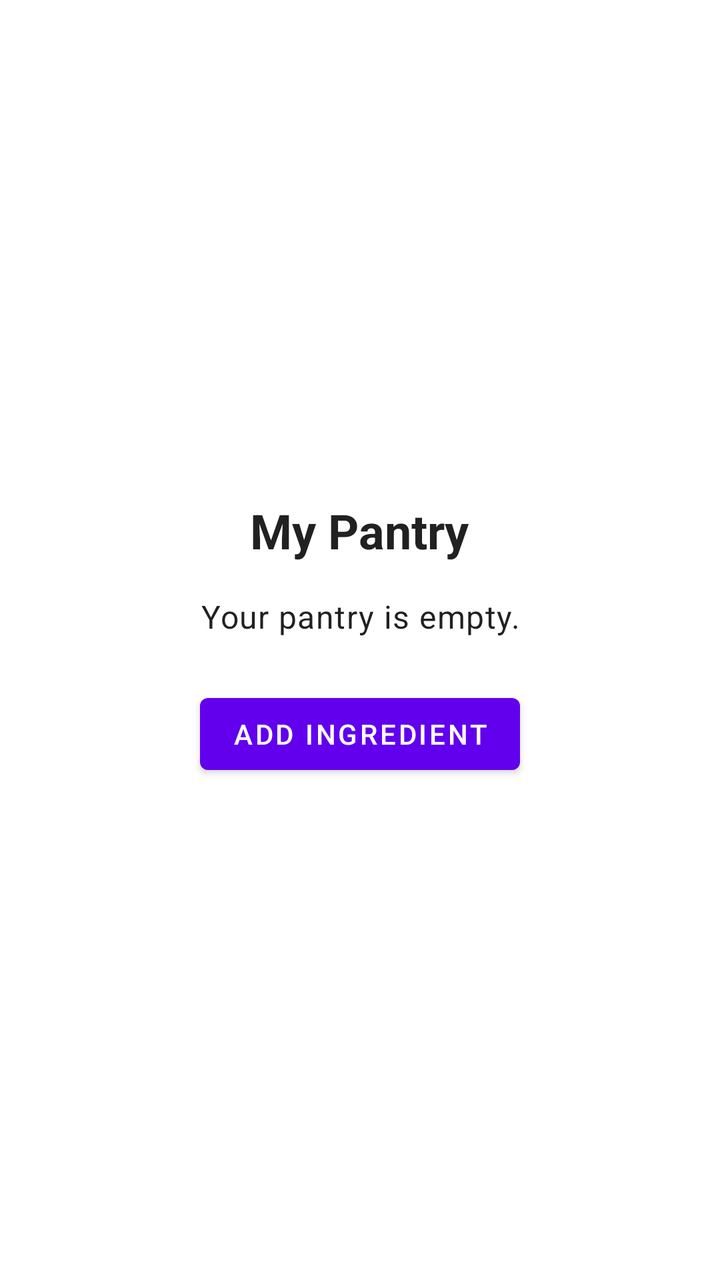
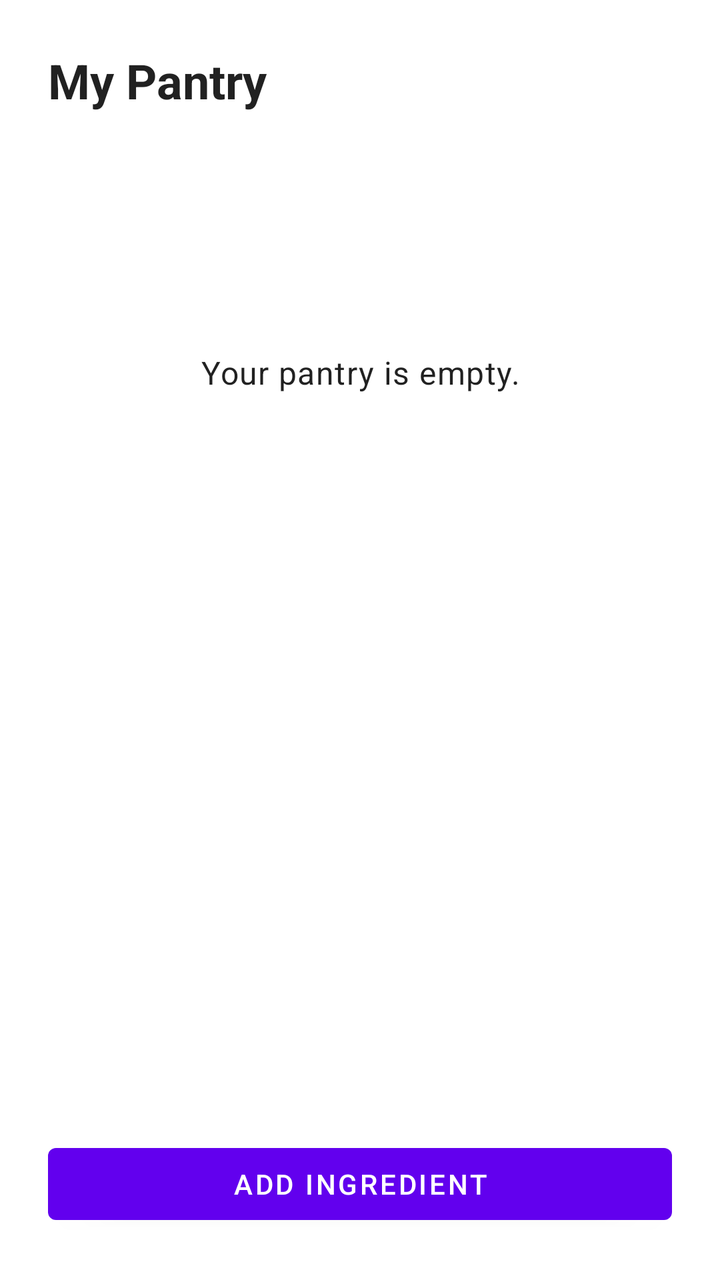

Two renders of the same Android screen: before a commit and after it. Below are the layout's source before the change and the commit's diff.
<!-- AndroidManifest.xml: application theme Theme.RuruPantryManager -->
<!-- res/layout/activity_main.xml -->
<?xml version="1.0" encoding="utf-8"?>
<LinearLayout xmlns:android="http://schemas.android.com/apk/res/android"
    android:layout_width="match_parent"
    android:layout_height="match_parent"
    android:gravity="center"
    android:orientation="vertical"
    android:padding="24dp">

    <TextView
        android:id="@+id/pantryTitleTextView"
        android:layout_width="wrap_content"
        android:layout_height="wrap_content"
        android:text="@string/pantry_title"
        android:textAppearance="@style/TextAppearance.MaterialComponents.Headline5"
        android:textStyle="bold" />

    <TextView
        android:id="@+id/emptyPantryTextView"
        android:layout_width="wrap_content"
        android:layout_height="wrap_content"
        android:layout_marginTop="16dp"
        android:gravity="center"
        android:text="@string/empty_pantry_message"
        android:textAppearance="@style/TextAppearance.MaterialComponents.Body1" />

    <Button
        android:id="@+id/addIngredientButton"
        android:layout_width="wrap_content"
        android:layout_height="wrap_content"
        android:layout_marginTop="24dp"
        android:text="@string/add_ingredient" />

</LinearLayout>
<!-- resources referenced by this layout -->
<resources>
  <string name="add_ingredient">Add Ingredient</string>
  <string name="empty_pantry_message">Your pantry is empty.</string>
  <string name="pantry_title">My Pantry</string>
  <style name="Theme.RuruPantryManager" parent="Theme.MaterialComponents.DayNight.DarkActionBar">
          
          <item name="colorPrimary">@color/purple_500</item>
          <item name="colorPrimaryVariant">@color/purple_700</item>
          <item name="colorOnPrimary">@color/white</item>
          
          <item name="colorSecondary">@color/teal_200</item>
          <item name="colorSecondaryVariant">@color/teal_700</item>
          <item name="colorOnSecondary">@color/black</item>
          
          <item name="android:statusBarColor">?attr/colorPrimaryVariant</item>
          
      </style>
  <color name="purple_500">#FF6200EE</color>
  <color name="purple_700">#FF3700B3</color>
  <color name="white">#FFFFFFFF</color>
  <color name="teal_200">#FF03DAC5</color>
  <color name="teal_700">#FF018786</color>
  <color name="black">#FF000000</color>
</resources>

<!-- the commit's change to res/layout/activity_main.xml (unified diff, before → after) -->
@@ -2,13 +2,12 @@
 <LinearLayout xmlns:android="http://schemas.android.com/apk/res/android"
     android:layout_width="match_parent"
     android:layout_height="match_parent"
-    android:gravity="center"
     android:orientation="vertical"
     android:padding="24dp">
 
     <TextView
         android:id="@+id/pantryTitleTextView"
-        android:layout_width="wrap_content"
+        android:layout_width="match_parent"
         android:layout_height="wrap_content"
         android:text="@string/pantry_title"
         android:textAppearance="@style/TextAppearance.MaterialComponents.Headline5"
@@ -16,16 +15,25 @@
 
     <TextView
         android:id="@+id/emptyPantryTextView"
-        android:layout_width="wrap_content"
-        android:layout_height="wrap_content"
+        android:layout_width="match_parent"
+        android:layout_height="0dp"
+        android:layout_weight="1"
         android:layout_marginTop="16dp"
         android:gravity="center"
         android:text="@string/empty_pantry_message"
         android:textAppearance="@style/TextAppearance.MaterialComponents.Body1" />
 
+    <ListView
+        android:id="@+id/pantryListView"
+        android:layout_width="match_parent"
+        android:layout_height="0dp"
+        android:layout_marginTop="16dp"
+        android:layout_weight="1"
+        android:dividerHeight="1dp" />
+
     <Button
         android:id="@+id/addIngredientButton"
-        android:layout_width="wrap_content"
+        android:layout_width="match_parent"
         android:layout_height="wrap_content"
         android:layout_marginTop="24dp"
         android:text="@string/add_ingredient" />
